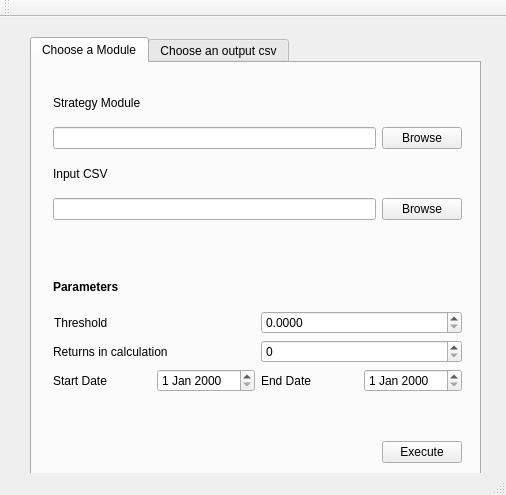
mobeigi/Algorithmic-Trading, file GUI1-Merge_of_death/mainwindow.ui: the form before one commit.
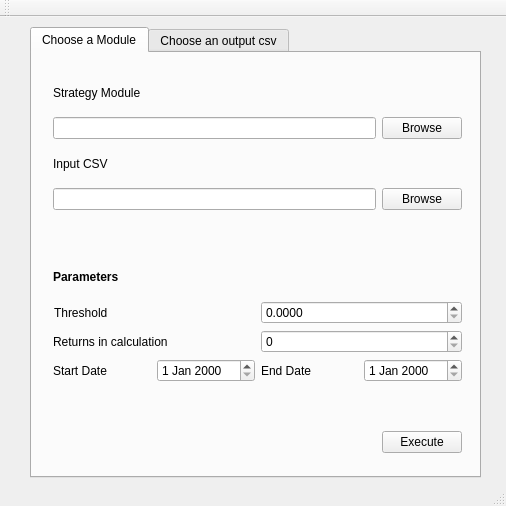
The form after the commit.

```diff
--- a/GUI1-Merge_of_death/mainwindow.ui
+++ b/GUI1-Merge_of_death/mainwindow.ui
@@ -7,7 +7,7 @@
     <x>0</x>
     <y>0</y>
     <width>506</width>
-    <height>495</height>
+    <height>506</height>
    </rect>
   </property>
   <property name="sizePolicy">
@@ -24,9 +24,9 @@
     <property name="geometry">
      <rect>
       <x>30</x>
-      <y>20</y>
+      <y>10</y>
       <width>451</width>
-      <height>441</height>
+      <height>451</height>
      </rect>
     </property>
     <property name="currentIndex">
@@ -204,7 +204,7 @@
            </property>
           </widget>
          </item>
-         <item row="0" column="1" alignment="Qt::AlignRight">
+         <item row="0" column="1">
           <widget class="QPushButton" name="execute_button">
            <property name="text">
             <string>Execute</string>
```
